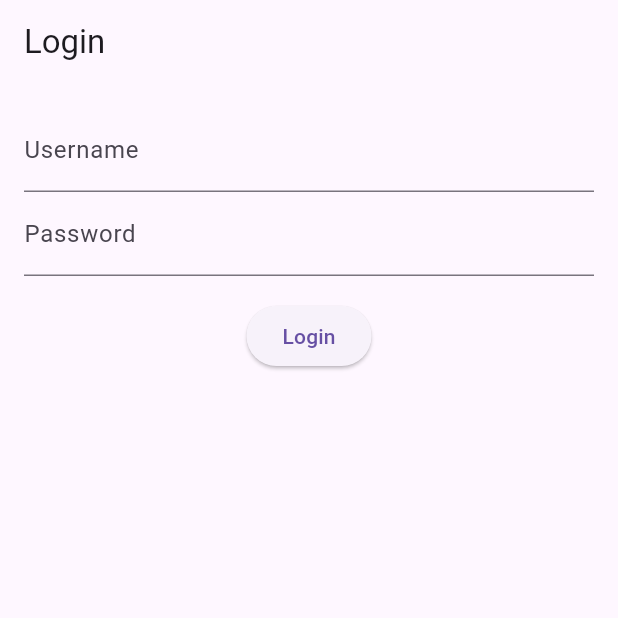
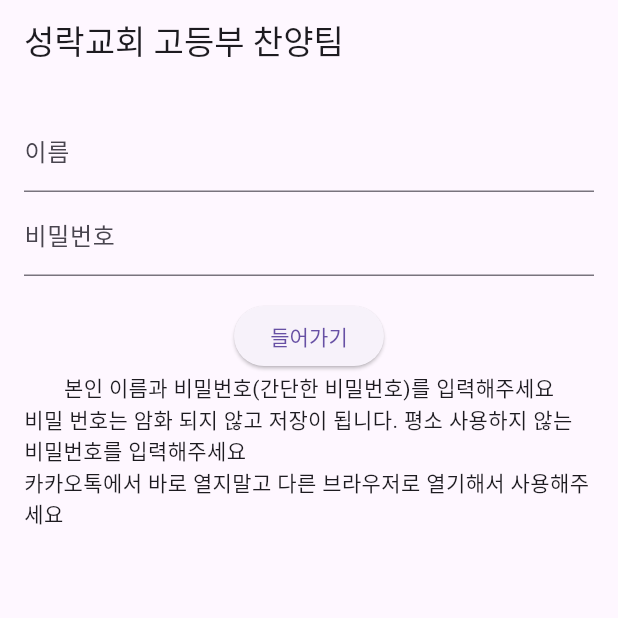
Before and after one commit to truelightn/check_bible, a Flutter app: the screen it shows after launch, on a phone screen of 412 x 824 dp, the top half of it. Run offline on Flutter 3.47's test engine with Material 3 defaults, Android fonts, the phone set to English and light mode, and no system bars; our stand-ins replace cloud_firestore, firebase_core, get, get_storage; accounts and stored records are empty; generated files the repository leaves out were written again.

Commit message:
로그인 문구 변경

```diff
--- a/lib/login_screen.dart
+++ b/lib/login_screen.dart
@@ -10,18 +10,18 @@ class LoginScreen extends StatelessWidget {
   @override
   Widget build(BuildContext context) {
     return Scaffold(
-      appBar: AppBar(title: const Text('Login')),
+      appBar: AppBar(title: const Text('성락교회 고등부 찬양팀')),
       body: Padding(
         padding: const EdgeInsets.all(16.0),
         child: Column(
           children: [
             TextField(
               controller: usernameController,
-              decoration: const InputDecoration(labelText: 'Username'),
+              decoration: const InputDecoration(labelText: '이름'),
             ),
             TextField(
               controller: passwordController,
-              decoration: const InputDecoration(labelText: 'Password'),
+              decoration: const InputDecoration(labelText: '비밀번호'),
               obscureText: true,
             ),
             const SizedBox(height: 16),
@@ -32,8 +32,11 @@ class LoginScreen extends StatelessWidget {
                   passwordController.text,
                 );
               },
-              child: const Text('Login'),
+              child: const Text('들어가기'),
             ),
+            const Text('본인 이름과 비밀번호(간단한 비밀번호)를 입력해주세요'),
+            const Text('비밀 번호는 암화 되지 않고 저장이 됩니다. 평소 사용하지 않는 비밀번호를 입력해주세요'),
+            const Text('카카오톡에서 바로 열지말고 다른 브라우저로 열기해서 사용해주세요')
           ],
         ),
       ),
```
Also changed, not shown: firebase.json, 1 other file.
